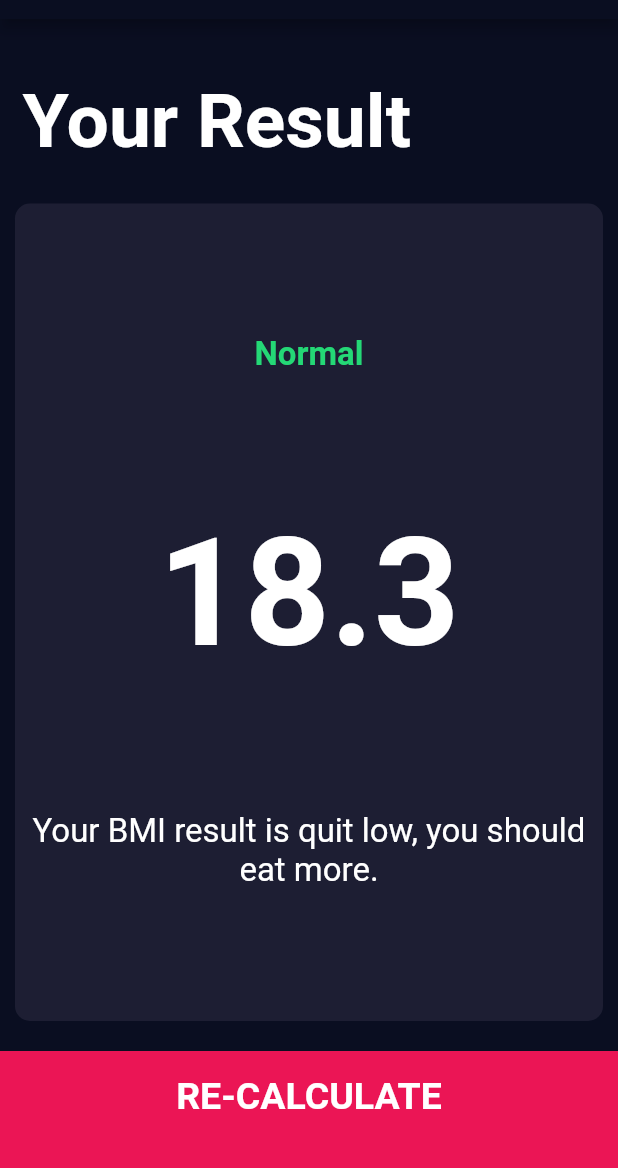
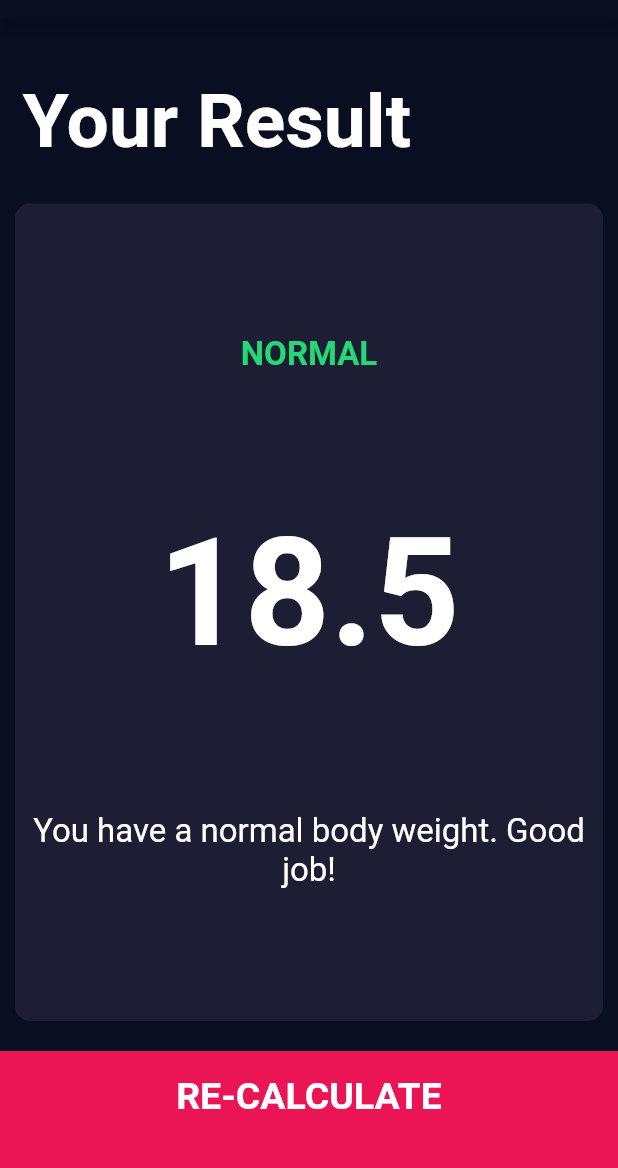
Before and after one commit to Malik-Usman17/Bmi_Calculator, a Flutter app: the screen it shows after launch, after a tap on "CALCULATE", on a phone screen of 412 x 824 dp, the part 65-1233 px from its top. Run offline on Flutter 3.47's test engine with Material 2 defaults, Android fonts, the phone set to English and light mode, and no system bars; our stand-ins replace font_awesome_flutter.

Commit message:
finished project

```diff
--- /dev/null
+++ b/lib/calculation.dart
@@ -0,0 +1,39 @@
+import 'dart:math';
+
+class Calculation {
+  Calculation({required this.height, required this.weight});
+
+  final int height;
+  final int weight;
+  late double _bmi;
+
+  String calculateBMI() {
+    _bmi = weight / pow(height / 100, 2);
+    return _bmi.toStringAsFixed(1);
+  }
+
+  String getResult() {
+    if(_bmi >= 25){
+      return 'Overweight';
+    }
+    else if(_bmi > 18.5){
+      return 'Normal';
+    }
+    else{
+      return 'Underweight';
+    }
+  }
+
+  String getInterpretation() {
+    if(_bmi >= 25){
+      return 'You have a higher than normal body weight. Try to exercise more.';
+    }
+    else if(_bmi > 18.5){
+      return 'You have a normal body weight. Good job!';
+    }
+    else{
+      return 'You have a lower than normal body weight. You can eat a bit more.';
+    }
+  }
+
+}
--- a/lib/screens/input_page.dart
+++ b/lib/screens/input_page.dart
@@ -1,3 +1,4 @@
+import 'package:bmi_calculator/calculation.dart';
 import 'package:bmi_calculator/components/icon_content.dart';
 import 'package:flutter/material.dart';
 import 'package:font_awesome_flutter/font_awesome_flutter.dart';
@@ -203,8 +204,15 @@ class _InputPageState extends State<InputPage> {
             ),
             BottomButton(
               onTap: (){
+                Calculation calc = Calculation(height: height, weight: weight);
                 Navigator.push(context,
-                    MaterialPageRoute(builder: (context) => const ResultPage()));
+                    MaterialPageRoute(builder: (context) => ResultPage(
+                      bmiResult: calc.calculateBMI(),
+                      resultText: calc.getResult(),
+                      interpretation: calc.getInterpretation(),
+                    ),
+                    ),
+                );
               },
               buttonTitle: 'CALCULATE',
             )
--- a/lib/screens/results_page.dart
+++ b/lib/screens/results_page.dart
@@ -5,7 +5,11 @@ import '../components/reusable_card.dart';
 
 
 class ResultPage extends StatelessWidget {
-  const ResultPage({Key? key}) : super(key: key);
+  const ResultPage({Key? key, required this.interpretation, required this.bmiResult, required this.resultText}) : super(key: key);
+
+  final String bmiResult;
+  final String resultText;
+  final String interpretation;
 
   @override
   Widget build(BuildContext context) {
@@ -32,11 +36,11 @@ class ResultPage extends StatelessWidget {
                 // mainAxisAlignment: MainAxisAlignment.center,
                 mainAxisAlignment: MainAxisAlignment.spaceEvenly,
                 crossAxisAlignment: CrossAxisAlignment.center,
-                children: const [
-                  Text('Normal', style: kResultTextStyle),
-                  Text('18.3', style: kBMITextStyle),
+                children: [
+                  Text(resultText.toUpperCase(), style: kResultTextStyle),
+                  Text(bmiResult, style: kBMITextStyle),
                   Text(
-                    'Your BMI result is quit low, you should eat more.',
+                    interpretation,
                     style: kBodyTextStyle,
                     textAlign: TextAlign.center,
                   )
```
